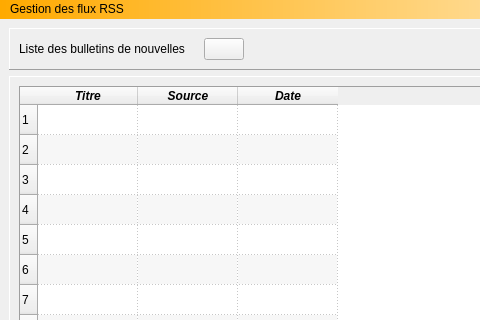
Qt form main_app/GUI/main_gui.ui (CrystalGlo/RSS_Feeder) before a commit; both pictures show x 0 to 480 and y 0 to 320 of the 874 by 487 pixel window.
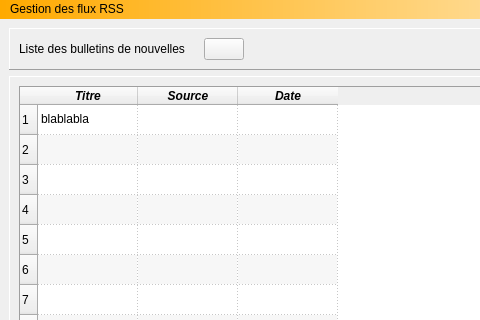
The same form after that commit. Icons and pictures are not drawn.

What changed in the file:
```diff
--- a/main_app/GUI/main_gui.ui
+++ b/main_app/GUI/main_gui.ui
@@ -253,7 +253,7 @@
            </column>
            <item row="0" column="0">
             <property name="text">
-             <string/>
+             <string>blablabla</string>
             </property>
             <property name="checkState">
              <enum>Unchecked</enum>
```
Left out of the diff: 54 changed lines with no effect on the pictures.
